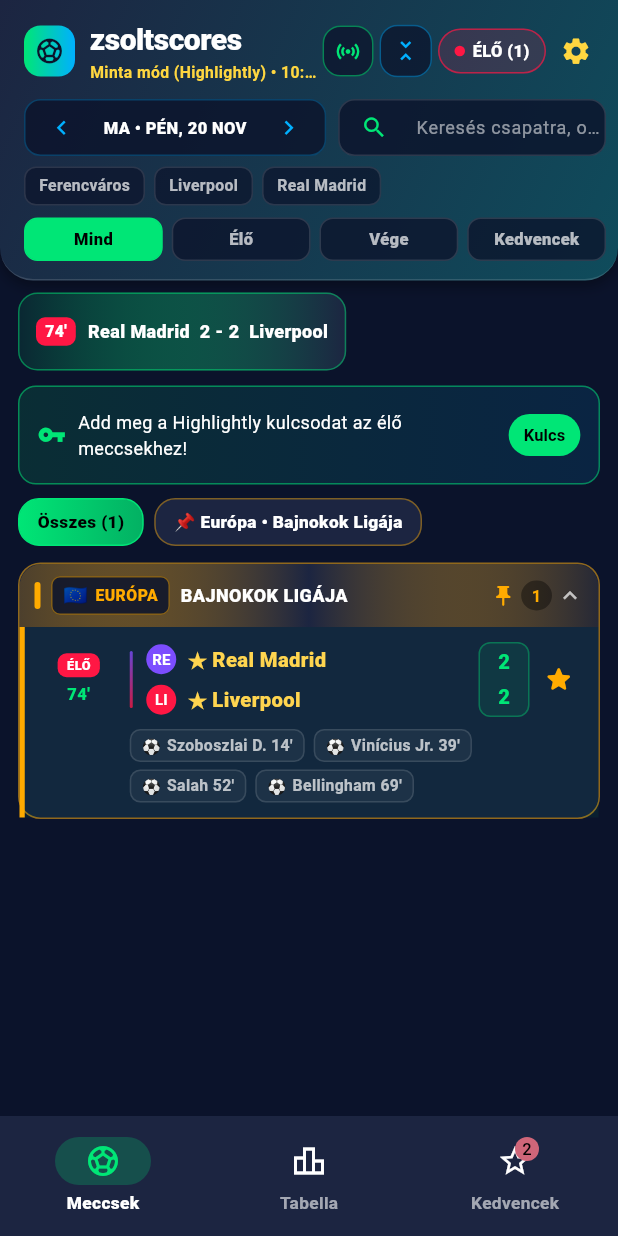
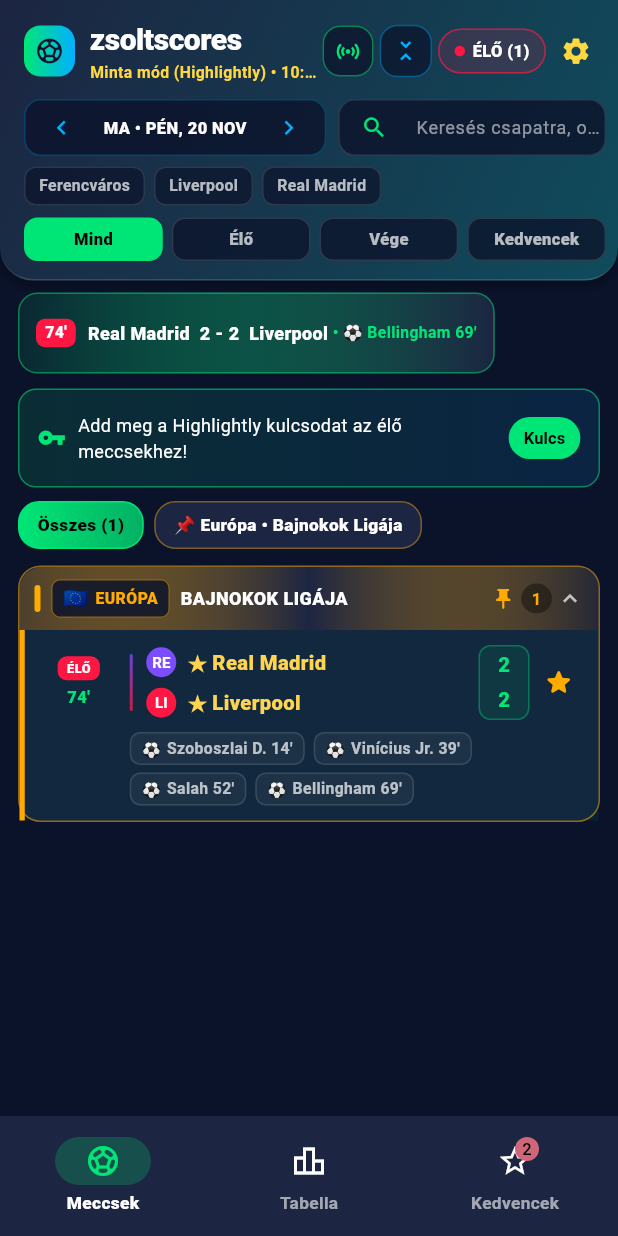
Before and after one commit to apagyizsolt6-ship-it/zsoltscores, a Flutter app: the screen it shows after launch, on a phone screen of 412 x 824 dp. Run offline on Flutter 3.47's test engine with Material 3 defaults, Android fonts, the phone set to English and light mode, and no system bars; our stand-ins replace shared_preferences.

Commit message:
Update live matches display with event badges
Increased the height of the live matches list and added a badge to display the last event type and player details.

```diff
--- a/lib/tabs/matches_tab.dart
+++ b/lib/tabs/matches_tab.dart
@@ -523,13 +523,17 @@ class _MatchesTabState extends State<MatchesTab> {
 
           if (liveMatches.isNotEmpty)
             SizedBox(
-              height: 62,
+              height: 64,
               child: ListView.builder(
                 scrollDirection: Axis.horizontal,
                 padding: const EdgeInsets.fromLTRB(12, 8, 12, 2),
                 itemCount: liveMatches.length,
                 itemBuilder: (ctx, idx) {
                   final lm = liveMatches[idx];
+                  final lastKeyEv = lm.events.where((e) => e.type == 'goal' || e.type == 'red').toList();
+                  final badgeSuffix = lastKeyEv.isNotEmpty
+                      ? ' • ${lastKeyEv.last.type == 'red' ? '🟥' : '⚽'} ${lastKeyEv.last.player} ${lastKeyEv.last.minute}'
+                      : '';
                   return Padding(
                     padding: const EdgeInsets.only(right: 8),
                     child: InkWell(
@@ -566,6 +570,11 @@ class _MatchesTabState extends State<MatchesTab> {
                               '${lm.homeTeam}  ${lm.homeScore} - ${lm.awayScore}  ${lm.awayTeam}',
                               style: const TextStyle(fontSize: 12, fontWeight: FontWeight.w800),
                             ),
+                            if (badgeSuffix.isNotEmpty)
+                              Text(
+                                badgeSuffix,
+                                style: TextStyle(fontSize: 10.5, fontWeight: FontWeight.w700, color: p.primaryAccent),
+                              ),
                           ],
                         ),
                       ),
```
